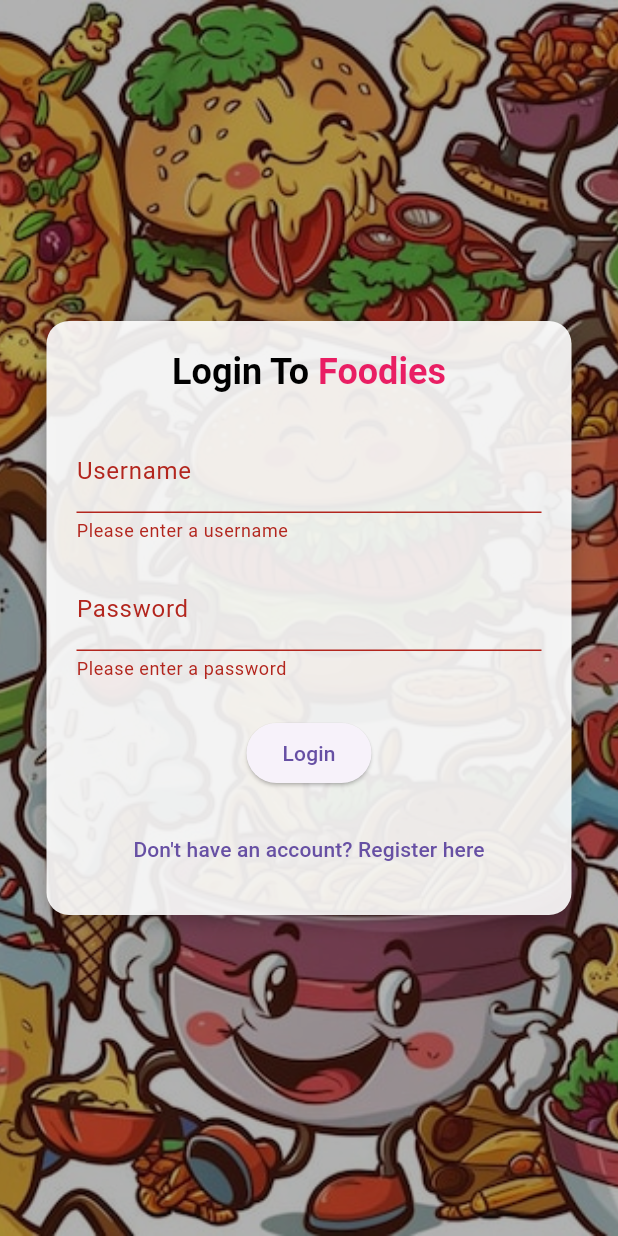
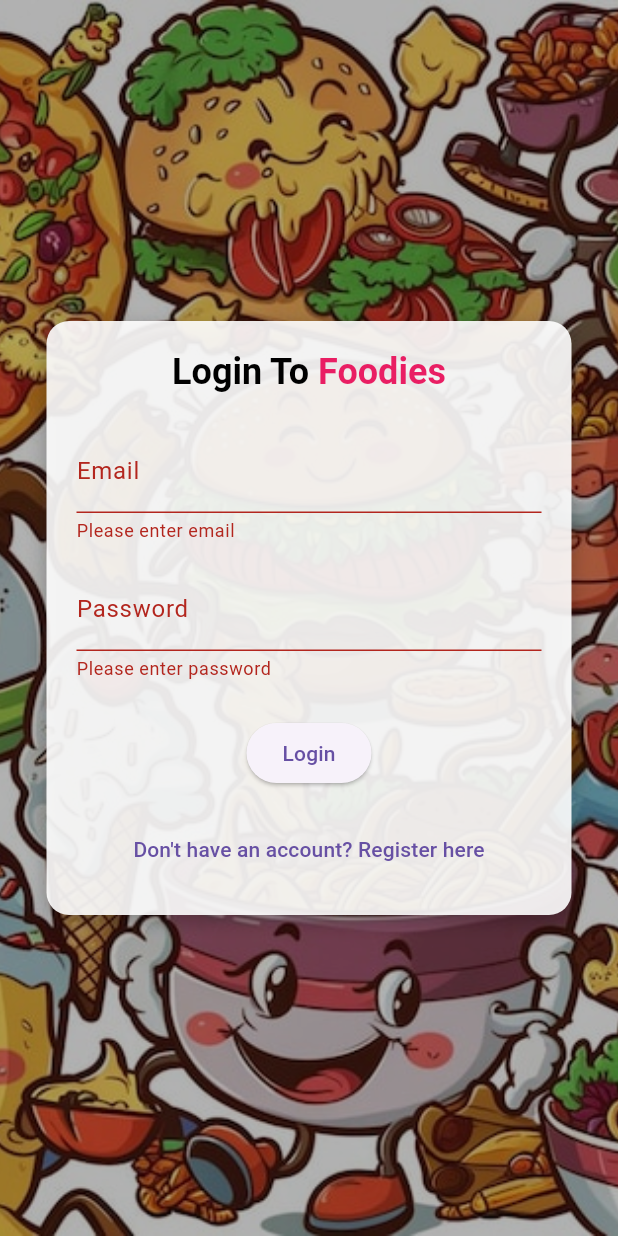
Before and after one commit to thisalma/Assignment-2-Mobile-App-Development, a Flutter app: the screen it shows after launch, after a tap on "Login", on a phone screen of 412 x 824 dp. Run offline on Flutter 3.47's test engine with Material 3 defaults, Android fonts, the phone set to English and light mode, and no system bars; our stand-ins replace image_picker, shared_preferences.

Commit message:
successfully connected with backend of my ssp database🎊🎈

```diff
--- a/lib/api_service.dart
+++ b/lib/api_service.dart
@@ -2,41 +2,40 @@ import 'dart:convert';
 import 'package:http/http.dart' as http;
 
 class ApiService {
-  static const String baseUrl = "http://192.168.1.6:8000/api";
-  // ⚠️ Use your local machine’s IP, not 127.0.0.1
+  static const String baseUrl = "http://192.168.1.2:8000/api"; // Your Laravel IP
 
-  Future<Map<String, dynamic>> register(String name, String email, String password) async {
+  Future<Map<String, dynamic>> register(String username, String email, String password) async {
     final response = await http.post(
-      Uri.parse("$baseUrl/mobile/register"),
-      headers: {"Content-Type": "application/json"},
+      Uri.parse('$baseUrl/mobile/register'),
+      headers: {'Content-Type': 'application/json'},
       body: jsonEncode({
-        "name": name,
-        "email": email,
-        "password": password,
+        'name': username,
+        'email': email,
+        'password': password,
       }),
     );
 
     if (response.statusCode == 201) {
       return jsonDecode(response.body);
     } else {
-      throw Exception("Failed to register: ${response.body}");
+      throw Exception('Failed to register: ${response.body}');
     }
   }
 
   Future<Map<String, dynamic>> login(String email, String password) async {
     final response = await http.post(
-      Uri.parse("$baseUrl/mobile/login"),
-      headers: {"Content-Type": "application/json"},
+      Uri.parse('$baseUrl/mobile/login'),
+      headers: {'Content-Type': 'application/json'},
       body: jsonEncode({
-        "email": email,
-        "password": password,
+        'email': email,
+        'password': password,
       }),
     );
 
     if (response.statusCode == 200) {
       return jsonDecode(response.body);
     } else {
-      throw Exception("Failed to login: ${response.body}");
+      throw Exception('Failed to login: ${response.body}');
     }
   }
 }
--- a/lib/login.dart
+++ b/lib/login.dart
@@ -1,9 +1,9 @@
-// ignore_for_file: deprecated_member_use, use_build_context_synchronously
-
+// ignore_for_file: use_build_context_synchronously, deprecated_member_use
 import 'package:flutter/material.dart';
 import 'register.dart';
 import 'screens/splash_screen.dart';
 import 'package:shared_preferences/shared_preferences.dart';
+import 'api_service.dart';
 
 class LoginScreen extends StatefulWidget {
   const LoginScreen({super.key});
@@ -14,25 +14,46 @@ class LoginScreen extends StatefulWidget {
 
 class _LoginScreenState extends State<LoginScreen> {
   final _formKey = GlobalKey<FormState>();
-  final _usernameController = TextEditingController();
+  final _emailController = TextEditingController();
   final _passwordController = TextEditingController();
+
+  final ApiService api = ApiService();
+
+  void loginUser() async {
+    if (!_formKey.currentState!.validate()) return;
+
+    try {
+      final result = await api.login(
+        _emailController.text.trim(),
+        _passwordController.text.trim(),
+      );
+
+      final prefs = await SharedPreferences.getInstance();
+      await prefs.setString('token', result['token']); // Save token
+      await prefs.setBool('isLoggedIn', true);
+
+      ScaffoldMessenger.of(context).showSnackBar(
+        const SnackBar(content: Text('Login successful!')),
+      );
+
+      Navigator.pushReplacement(
+        context,
+        MaterialPageRoute(builder: (context) => const SplashScreen()),
+      );
+    } catch (e) {
+      ScaffoldMessenger.of(context).showSnackBar(
+        SnackBar(content: Text('Login failed: $e')),
+      );
+    }
+  }
 
   @override
   Widget build(BuildContext context) {
     return Scaffold(
       body: Stack(
         children: [
-          Container(
-            decoration: const BoxDecoration(
-              image: DecorationImage(
-                image: AssetImage('assets/images/food-pictures.jpg'),
-                fit: BoxFit.cover,
-              ),
-            ),
-          ),
-          Container(
-            color: Colors.black.withOpacity(0.3),
-          ),
+          Container(decoration: const BoxDecoration(image: DecorationImage(image: AssetImage('assets/images/food-pictures.jpg'), fit: BoxFit.cover))),
+          Container(color: Colors.black.withOpacity(0.3)),
           Center(
             child: Container(
               width: 350,
@@ -40,13 +61,7 @@ class _LoginScreenState extends State<LoginScreen> {
               decoration: BoxDecoration(
                 color: Colors.white.withOpacity(0.9),
                 borderRadius: BorderRadius.circular(15),
-                boxShadow: const [
-                  BoxShadow(
-                    color: Colors.black26,
-                    blurRadius: 10,
-                    offset: Offset(0, 4),
-                  )
-                ],
+                boxShadow: const [BoxShadow(color: Colors.black26, blurRadius: 10, offset: Offset(0, 4))],
               ),
               child: Form(
                 key: _formKey,
@@ -56,70 +71,23 @@ class _LoginScreenState extends State<LoginScreen> {
                     RichText(
                       text: const TextSpan(
                         children: [
-                          TextSpan(
-                            text: 'Login To ',
-                            style: TextStyle(
-                              fontSize: 24,
-                              fontWeight: FontWeight.bold,
-                              color: Colors.black,
-                            ),
-                          ),
-                          TextSpan(
-                            text: 'Foodies',
-                            style: TextStyle(
-                              fontSize: 24,
-                              fontWeight: FontWeight.bold,
-                              color: Colors.pink,
-                            ),
-                          ),
+                          TextSpan(text: 'Login To ', style: TextStyle(fontSize: 24, fontWeight: FontWeight.bold, color: Colors.black)),
+                          TextSpan(text: 'Foodies', style: TextStyle(fontSize: 24, fontWeight: FontWeight.bold, color: Colors.pink)),
                         ],
                       ),
                     ),
                     const SizedBox(height: 24),
-                    TextFormField(
-                      controller: _usernameController,
-                      decoration: const InputDecoration(labelText: 'Username'),
-                      validator: (value) =>
-                          value == null || value.trim().isEmpty
-                              ? 'Please enter a username'
-                              : null,
-                    ),
+                    TextFormField(controller: _emailController, decoration: const InputDecoration(labelText: 'Email'), validator: (value) => value == null || value.isEmpty ? 'Please enter email' : null),
                     const SizedBox(height: 16),
-                    TextFormField(
-                      controller: _passwordController,
-                      decoration: const InputDecoration(labelText: 'Password'),
-                      obscureText: true,
-                      validator: (value) =>
-                          value == null || value.trim().isEmpty
-                              ? 'Please enter a password'
-                              : null,
-                    ),
+                    TextFormField(controller: _passwordController, decoration: const InputDecoration(labelText: 'Password'), obscureText: true, validator: (value) => value == null || value.isEmpty ? 'Please enter password' : null),
                     const SizedBox(height: 24),
-                    ElevatedButton(
-                      onPressed: () async {
-                        if (_formKey.currentState!.validate()) {
-                          final prefs = await SharedPreferences.getInstance();
-                          await prefs.setBool('isLoggedIn', true); // save login
-                          Navigator.pushReplacement(
-                            context,
-                            MaterialPageRoute(
-                                builder: (context) => const SplashScreen()),
-                          );
-                        }
-                      },
-                      child: const Text('Login'),
-                    ),
+                    ElevatedButton(onPressed: loginUser, child: const Text('Login')),
                     const SizedBox(height: 16),
                     TextButton(
                       onPressed: () {
-                        Navigator.push(
-                          context,
-                          MaterialPageRoute(
-                              builder: (context) => const RegisterScreen()),
-                        );
+                        Navigator.push(context, MaterialPageRoute(builder: (context) => const RegisterScreen()));
                       },
-                      child: const Text(
-                          'Don\'t have an account? Register here'),
+                      child: const Text('Don\'t have an account? Register here'),
                     ),
                   ],
                 ),
```
Also changed, not shown: lib/register.dart (+38 -42 lines).
